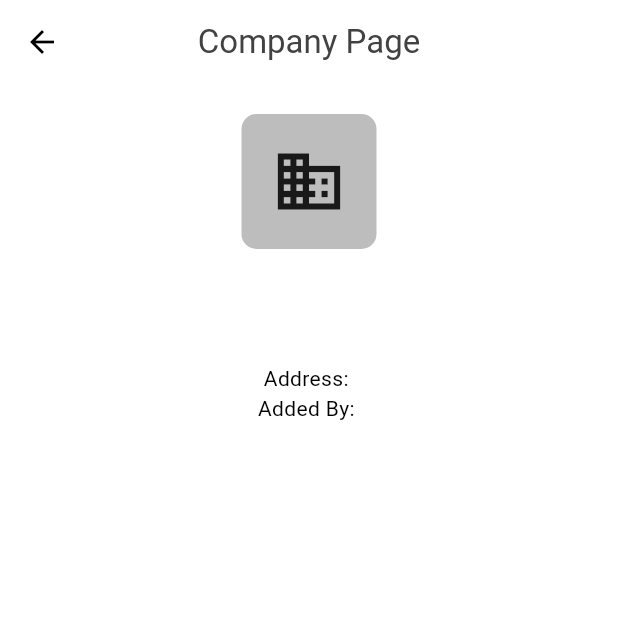
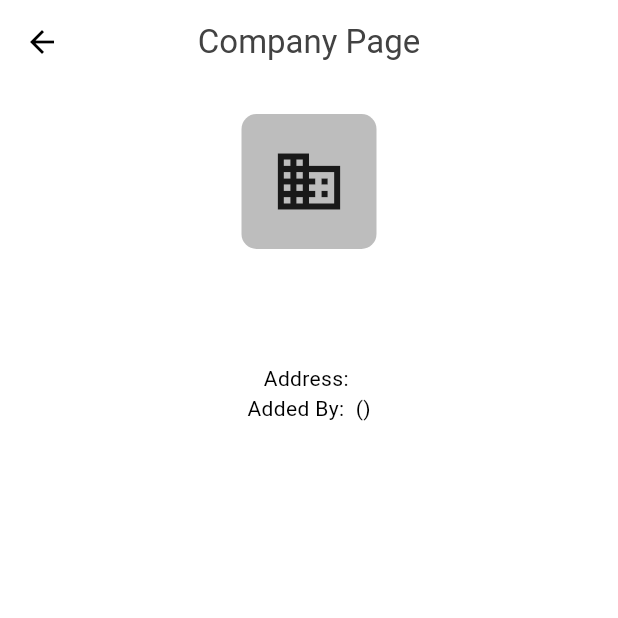
Before and after one commit to ravindu146/Job-Portal-Admin-App-Flutter-, a Flutter app: the CompanyPage screen opened directly with empty values, on a phone screen of 412 x 824 dp, the top half of it. Run offline on Flutter 3.47's test engine with Material 3 defaults, Android fonts, the light colour scheme and no system bars; our stand-ins replace cloud_firestore, firebase_auth, firebase_core; accounts and stored records are empty.

Commit message:
JobPortalAdmin : Passed Username and role to the company page from companies page.

```diff
--- a/lib/pages/company_page.dart
+++ b/lib/pages/company_page.dart
@@ -11,7 +11,8 @@ class CompanyPage extends StatelessWidget {
     // Extracting information
     final String companyName = args!['companyName'];
     final String companyAddress = args!['companyAddress'];
-    final String addedBy = args!['addedBy'];
+    final String addedByUsername = args!['addedByUsername'];
+    final String addedByRole = args!['addedByRole'];
 
     return Scaffold(
       appBar: AppBar(
@@ -50,7 +51,7 @@ class CompanyPage extends StatelessWidget {
               height: 10,
             ),
             Text('Address: $companyAddress'),
-            Text('Added By: $addedBy'),
+            Text("Added By: ${addedByUsername} (${addedByRole})"),
           ],
         ),
       ),
```
Also changed, not shown: lib/pages/companies_page.dart (+7 -2 lines), lib/pages/new_company_page.dart (+20 -5 lines).
